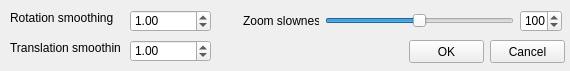
The window that ftnoir_filter_accela/ftnoir_accela_filtercontrols.ui (opentrack/opentrack) describes before a commit, drawn with Qt 5.
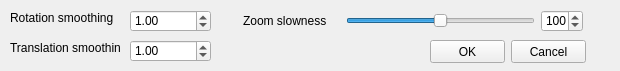
The same window after the commit. Icons and pictures are not drawn.

Commit message: Prevent text overlap with bigger fonts

Patch:
```diff
--- a/ftnoir_filter_accela/ftnoir_accela_filtercontrols.ui
+++ b/ftnoir_filter_accela/ftnoir_accela_filtercontrols.ui
@@ -9,7 +9,7 @@
    <rect>
     <x>0</x>
     <y>0</y>
-    <width>570</width>
+    <width>620</width>
     <height>71</height>
    </rect>
   </property>
@@ -34,7 +34,7 @@
     <rect>
      <x>243</x>
      <y>10</y>
-     <width>76</width>
+     <width>111</width>
      <height>22</height>
     </rect>
    </property>
@@ -55,7 +55,7 @@
 background:none;</string>
    </property>
    <property name="text">
-    <string>Zoom slowness:</string>
+    <string>Zoom slowness</string>
    </property>
   </widget>
   <widget class="QDoubleSpinBox" name="translation_alpha">
@@ -112,7 +112,7 @@
   <widget class="QSlider" name="slideZoom">
    <property name="geometry">
     <rect>
-     <x>325</x>
+     <x>346</x>
      <y>13</y>
      <width>189</width>
      <height>15</height>
@@ -146,7 +146,7 @@
   <widget class="QSpinBox" name="spinZoom">
    <property name="geometry">
     <rect>
-     <x>520</x>
+     <x>541</x>
      <y>10</y>
      <width>42</width>
      <height>22</height>
@@ -190,7 +190,7 @@
   <widget class="QPushButton" name="btnOK">
    <property name="geometry">
     <rect>
-     <x>409</x>
+     <x>430</x>
      <y>40</y>
      <width>75</width>
      <height>23</height>
@@ -203,7 +203,7 @@
   <widget class="QPushButton" name="btnCancel">
    <property name="geometry">
     <rect>
-     <x>490</x>
+     <x>511</x>
      <y>40</y>
      <width>75</width>
      <height>23</height>
```
